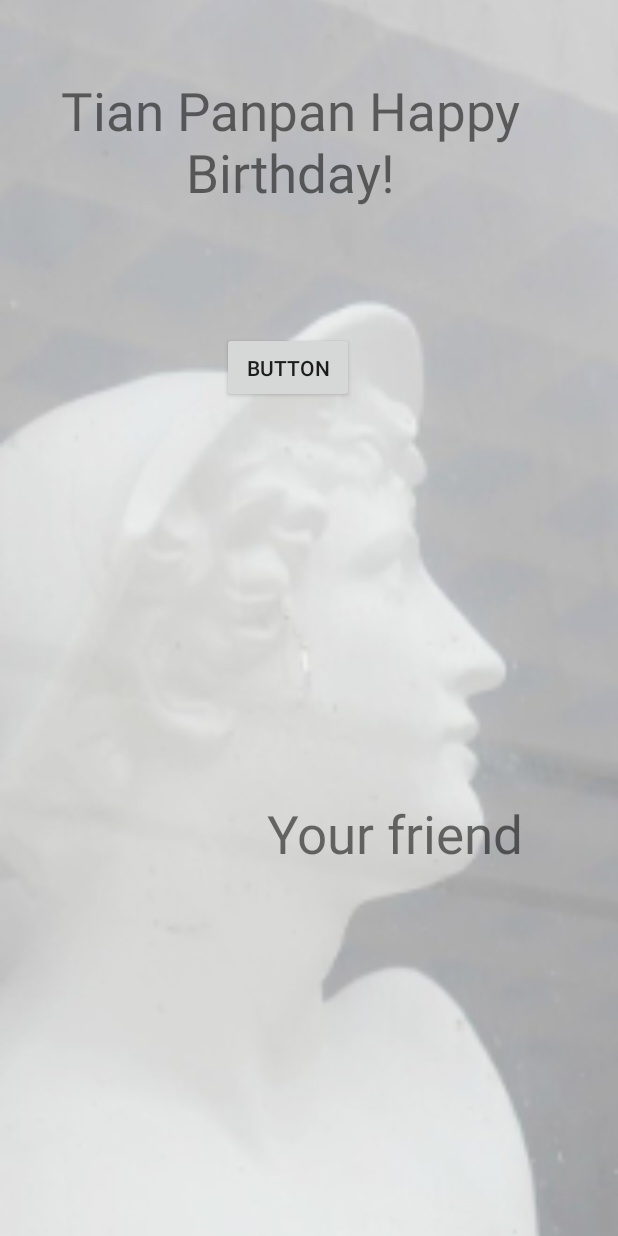
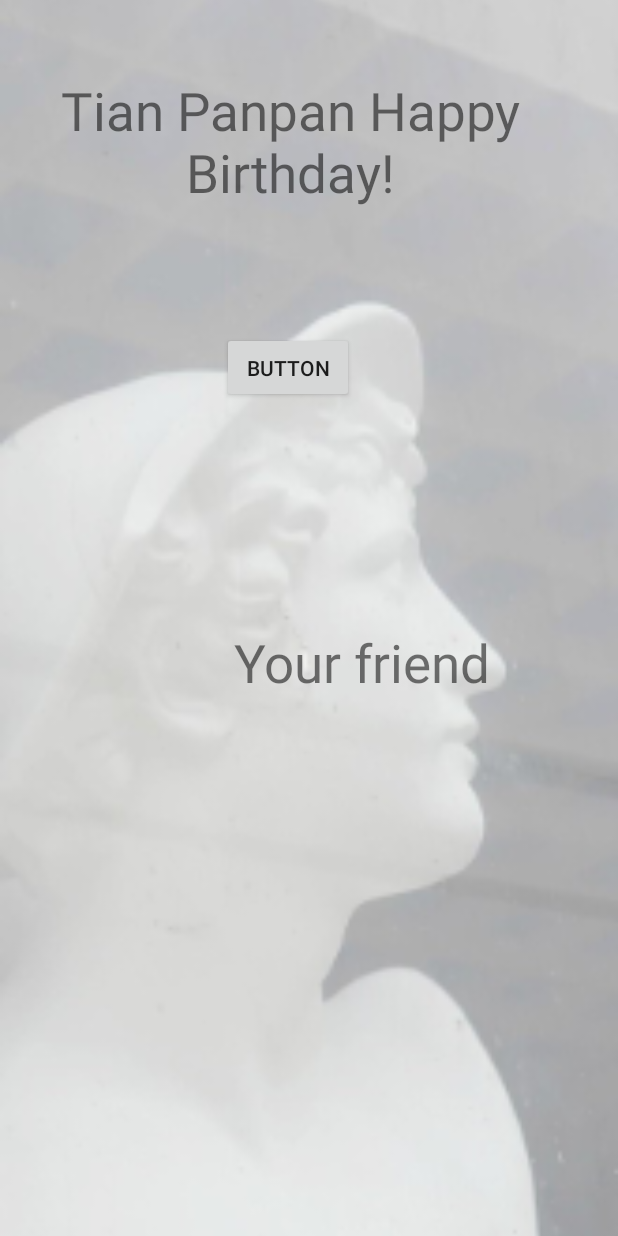
Before and after one commit to pp0908/MyHello2, an Android app: the screen it shows after launch (MainActivity), on a phone screen of 412 x 824 dp. Run offline under Robolectric (Android 15) with nearby library versions, the phone set to English and light mode, and no system bars.

Commit message:
多语言生日贺卡3

```diff
--- a/app/src/main/res/layout/activity_main.xml
+++ b/app/src/main/res/layout/activity_main.xml
@@ -8,11 +8,14 @@
     tools:context=".MainActivity">
 
 
-
     <ImageView
         android:id="@+id/imageView2"
         android:layout_width="match_parent"
         android:layout_height="match_parent"
+        android:layout_alignParentEnd="true"
+        android:layout_alignParentRight="true"
+        android:layout_marginEnd="0dp"
+        android:layout_marginRight="0dp"
         android:scaleType="centerCrop"
         app:srcCompat="@mipmap/bj" />
 
@@ -35,12 +38,12 @@
         android:layout_above="@+id/textView"
         android:layout_alignStart="@+id/textView"
         android:layout_alignLeft="@+id/textView"
-        android:layout_marginStart="178dp"
-        android:layout_marginLeft="178dp"
+        android:layout_marginStart="156dp"
+        android:layout_marginLeft="156dp"
         android:layout_marginTop="-638dp"
-        android:layout_marginEnd="-431dp"
-        android:layout_marginRight="-431dp"
-        android:layout_marginBottom="-588dp"
+        android:layout_marginEnd="-409dp"
+        android:layout_marginRight="-409dp"
+        android:layout_marginBottom="-474dp"
         android:layout_toStartOf="@+id/textView"
         android:layout_toLeftOf="@+id/textView"
         android:text="@string/from"
```
